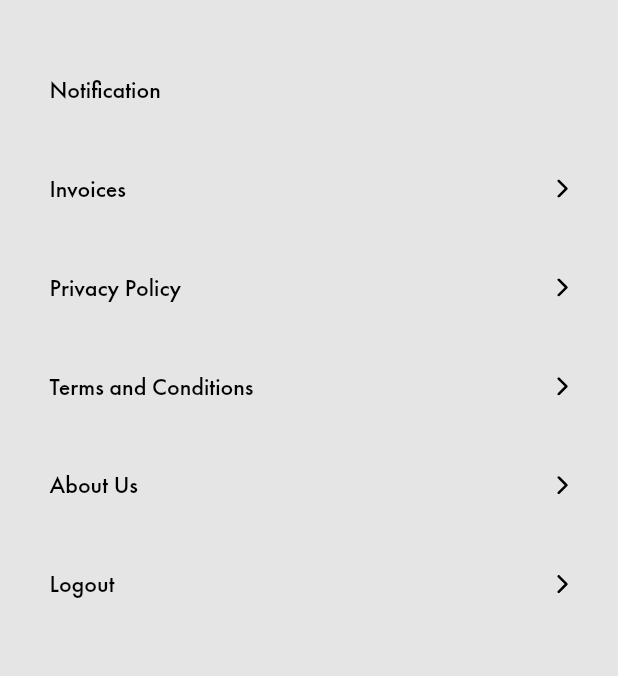
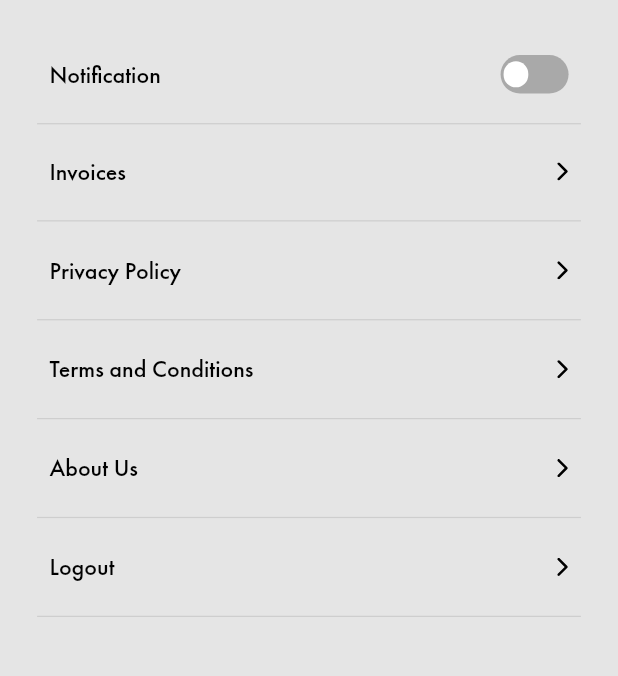
Before and after one commit to bnGohil/roses, a Flutter app: the SettingScreen screen opened directly, on a phone screen of 412 x 824 dp, the part 71-747 px from its top. Run offline on Flutter 3.47's test engine with Material 2 defaults, Android fonts, the phone set to English and light mode, and no system bars; our stand-ins replace flutter_svg, shared_preferences; accounts and stored records are empty.

Commit message:
setting page changes

```diff
--- /dev/null
+++ b/lib/commen_widgets/costom_switch_btn.dart
@@ -0,0 +1,73 @@
+import 'package:flutter/material.dart';
+import 'package:roses/colors/app_colors.dart';
+class CustomSwitchBtn extends StatefulWidget {
+  final bool value;
+  final ValueChanged<bool> valueChanged;
+  final Color activeColor;
+  const CustomSwitchBtn({Key? key, required this.value, required this.valueChanged, required this.activeColor}) : super(key: key);
+
+  @override
+  State<CustomSwitchBtn> createState() => _CustomSwitchBtnState();
+}
+
+class _CustomSwitchBtnState extends State<CustomSwitchBtn>
+    with SingleTickerProviderStateMixin {
+    late Animation _alignmentAnimation ;
+   late AnimationController _animationController;
+  @override
+  void initState() {
+  _animationController = AnimationController(vsync: this, duration: const Duration(milliseconds: 60));
+  _alignmentAnimation = AlignmentTween(
+      begin: widget.value ? Alignment.centerRight : Alignment.centerLeft,
+      end: widget.value ? Alignment.centerLeft : Alignment.centerRight).animate(CurvedAnimation(parent: _animationController, curve: Curves.linear));
+  // TODO: implement initState
+    super.initState();
+  }
+  @override
+  Widget build(BuildContext context) {
+    double width = MediaQuery.of(context).size.width;
+    double height = MediaQuery.of(context).size.height;
+    return  AnimatedBuilder(
+      animation: _animationController,
+      builder: (context, child) {
+        return GestureDetector(
+          onTap: () {
+            if (_animationController.isCompleted) {
+              _animationController.reverse();
+            } else {
+              _animationController.forward();
+            }
+            widget.value == false
+                ? widget.valueChanged(true)
+                : widget.valueChanged(false);
+          },
+          child: Container(
+            height: height * 0.0312,
+            width: width * 0.11,
+            decoration: BoxDecoration(
+              borderRadius: BorderRadius.circular(15),
+              color: _alignmentAnimation.value == Alignment.centerLeft ?AppColors.listLightText:widget.activeColor
+            ),
+            child:  Padding(
+              padding: const EdgeInsets.only(
+                  top: 2.0, bottom: 2.0, right: 2.0, left: 2.0),
+              child: Container(
+                alignment:
+                widget.value ?
+                ((Directionality.of(context) == TextDirection.rtl) ? Alignment.centerLeft : Alignment.centerRight) :
+                ((Directionality.of(context) == TextDirection.rtl) ? Alignment.centerRight : Alignment.centerLeft),
+                child: Container(
+                  width: width * 0.04,
+                  height: height * 0.021,
+                  decoration:  BoxDecoration(
+                      borderRadius: BorderRadius.circular(100),
+                      color: Colors.white),
+                ),
+              ),
+            ),
+          ),
+        );
+      },
+    );
+  }
+}
--- a/lib/commen_widgets/custom_appbar.dart
+++ b/lib/commen_widgets/custom_appbar.dart
@@ -16,8 +16,6 @@ class CustomAppbar extends StatelessWidget implements PreferredSizeWidget {
   Widget build(BuildContext context) {
     double w = MediaQuery.of(context).size.width;
     double h = MediaQuery.of(context).size.height;
-    print(15/360);
-    print(18/640);
     return Container(
       height: preferredSize.height,
       color: AppColors.background,
--- a/lib/screens/setting_screen.dart
+++ b/lib/screens/setting_screen.dart
@@ -1,8 +1,13 @@
+import 'package:flutter/cupertino.dart';
 import 'package:flutter/material.dart';
 import 'package:roses/colors/app_colors.dart';
 import 'package:roses/commen_widgets/CustomTextStyle.dart';
 import 'package:roses/commen_widgets/custom_appbar.dart';
 import 'package:roses/commen_widgets/images_widgets/svg_assets_image.dart';
+import 'package:shared_preferences/shared_preferences.dart';
+
+import '../commen_widgets/costom_switch_btn.dart';
+
 enum SettingType {
   notification,
   invoices,
@@ -11,6 +16,7 @@ enum SettingType {
   aboutUs,
   logout,
 }
+
 class SettingScreen extends StatefulWidget {
   const SettingScreen({Key? key}) : super(key: key);
 
@@ -19,53 +25,140 @@ class SettingScreen extends StatefulWidget {
 }
 
 class _SettingScreenState extends State<SettingScreen> {
-  List<SettingPage> settingList = [
-    SettingPage("Notification", Container(), SettingType.notification),
-    SettingPage("Invoices", const SvgAssetsImageWidget(path: "assets/svg_image/back_vector.svg"), SettingType.notification),
-    SettingPage("Privacy Policy", const SvgAssetsImageWidget(path: "assets/svg_image/back_vector.svg"), SettingType.notification),
-    SettingPage("Terms and Conditions", const SvgAssetsImageWidget(path: "assets/svg_image/back_vector.svg"), SettingType.notification),
-    SettingPage("About Us", const SvgAssetsImageWidget(path: "assets/svg_image/back_vector.svg"), SettingType.notification),
-    SettingPage("Logout", const SvgAssetsImageWidget(path: "assets/svg_image/back_vector.svg"), SettingType.notification),
-  ];
+  bool _switchValue = false;
+  getData() async {
+    SharedPreferences sharedPreferences = await SharedPreferences.getInstance();
+    var isValue = sharedPreferences.get("isValue");
+    if (isValue == true) {
+      _switchValue = true;
+    } else {
+      _switchValue = false;
+    }
+    setState(() {});
+    print(_switchValue);
+  }
+
+  @override
+  void initState() {
+    getData();
+    // TODO: implement initState
+    super.initState();
+  }
+
   @override
   Widget build(BuildContext context) {
     double width = MediaQuery.of(context).size.width;
     double height = MediaQuery.of(context).size.height;
-    print("my withnskjjcbh ${60/640}");
-    return  Scaffold(
+    List<SettingPage> settingList = [
+      SettingPage("Notification", switchBtn(), SettingType.notification),
+      SettingPage(
+          "Invoices",
+          const SvgAssetsImageWidget(path: "assets/svg_image/back_vector.svg"),
+          SettingType.invoices),
+      SettingPage(
+          "Privacy Policy",
+          const SvgAssetsImageWidget(path: "assets/svg_image/back_vector.svg"),
+          SettingType.privacyPolicy),
+      SettingPage(
+          "Terms and Conditions",
+          const SvgAssetsImageWidget(path: "assets/svg_image/back_vector.svg"),
+          SettingType.termsAndConditions),
+      SettingPage(
+          "About Us",
+          const SvgAssetsImageWidget(path: "assets/svg_image/back_vector.svg"),
+          SettingType.aboutUs),
+      SettingPage(
+          "Logout",
+          const SvgAssetsImageWidget(path: "assets/svg_image/back_vector.svg"),
+          SettingType.logout),
+    ];
+    return Scaffold(
       backgroundColor: AppColors.background,
-      appBar: CustomAppbar(height: height * 0.09, path: 'assets/svg_image/Vector.svg', text: 'Settings', path2: '',),
+      appBar: CustomAppbar(
+        height: height * 0.09,
+        path: 'assets/svg_image/Vector.svg',
+        text: 'Settings',
+        path2: '',
+      ),
       body: ListView.builder(
           itemBuilder: (context, index) {
-           return Container(
+            return InkWell(
+              onTap: () {
+                final cat = settingList[index];
+                switch (cat.settingType) {
+                  case SettingType.notification:
+                    break;
+                  case SettingType.invoices:
+                    break;
+                  case SettingType.privacyPolicy:
+                    break;
+                  case SettingType.termsAndConditions:
+                    break;
+                  case SettingType.aboutUs:
+                    break;
+                  case SettingType.logout:
+                    break;
+                }
+              },
+              child: SizedBox(
                 height: height * 0.08,
+                child: Column(
+                  mainAxisAlignment: MainAxisAlignment.spaceAround,
+                  children: [
+                    Container(
                       child: Row(
                         mainAxisAlignment: MainAxisAlignment.spaceBetween,
                         children: [
                           Row(
                             children: [
                               SizedBox(width: width * 0.08),
-                     Text(settingList[index].name,style: CustomTextStyle.nameText),
+                              Text(settingList[index].name,
+                                  style: CustomTextStyle.nameText),
                             ],
                           ),
                           Row(
                             children: [
-                     Container(child: settingList[index].widget,),
+                              Container(
+                                child: settingList[index].widget,
+                              ),
                               SizedBox(width: width * 0.08),
                             ],
                           ),
                         ],
                       ),
+                    ),
+                    Container(
+                      height: height * 0.001,
+                      margin: EdgeInsets.only(
+                          right: width * 0.06, left: width * 0.06),
+                      decoration: BoxDecoration(
+                          color: AppColors.black.withOpacity(0.1)),
+                    ),
+                  ],
+                ),
+              ),
             );
+          },
+          itemCount: settingList.length),
+    );
+  }
 
-      }, itemCount: settingList.length),
+  Widget switchBtn() {
+    return CustomSwitchBtn(
+      value: _switchValue,
+      activeColor: AppColors.pink,
+      valueChanged: (value) async {
+        setState(() {
+          _switchValue = value;
+        });
+      },
     );
   }
 }
+
 class SettingPage {
   final String name;
   final Widget widget;
   final SettingType settingType;
   SettingPage(this.name, this.widget, this.settingType);
-
 }
--- a/pubspec.yaml
+++ b/pubspec.yaml
@@ -36,6 +36,7 @@ dependencies:
   # Use with the CupertinoIcons class for iOS style icons.
   cupertino_icons: ^1.0.2
   flutter_svg: ^2.0.4
+  shared_preferences: ^2.0.20
 
 
 dev_dependencies:
```
Also changed, not shown: assets/png_image/Rectangle.png (added), assets/png_image/round.png (added), pubspec.lock, 1 other file. Lines whose indentation alone changed are shown as unchanged.
